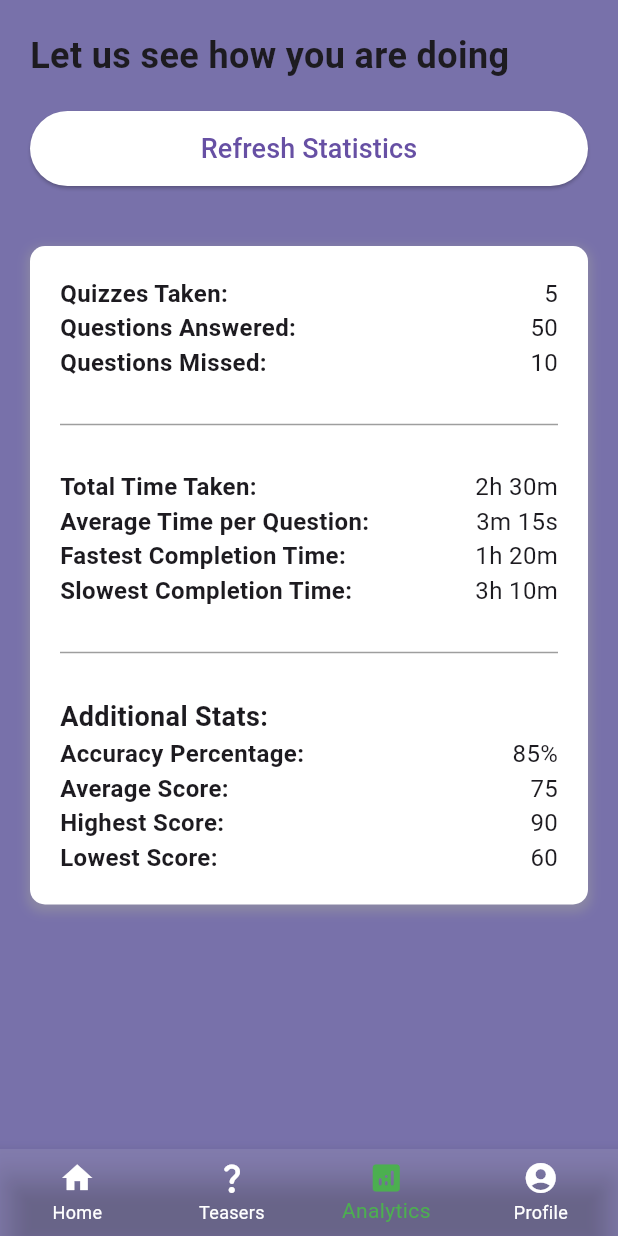
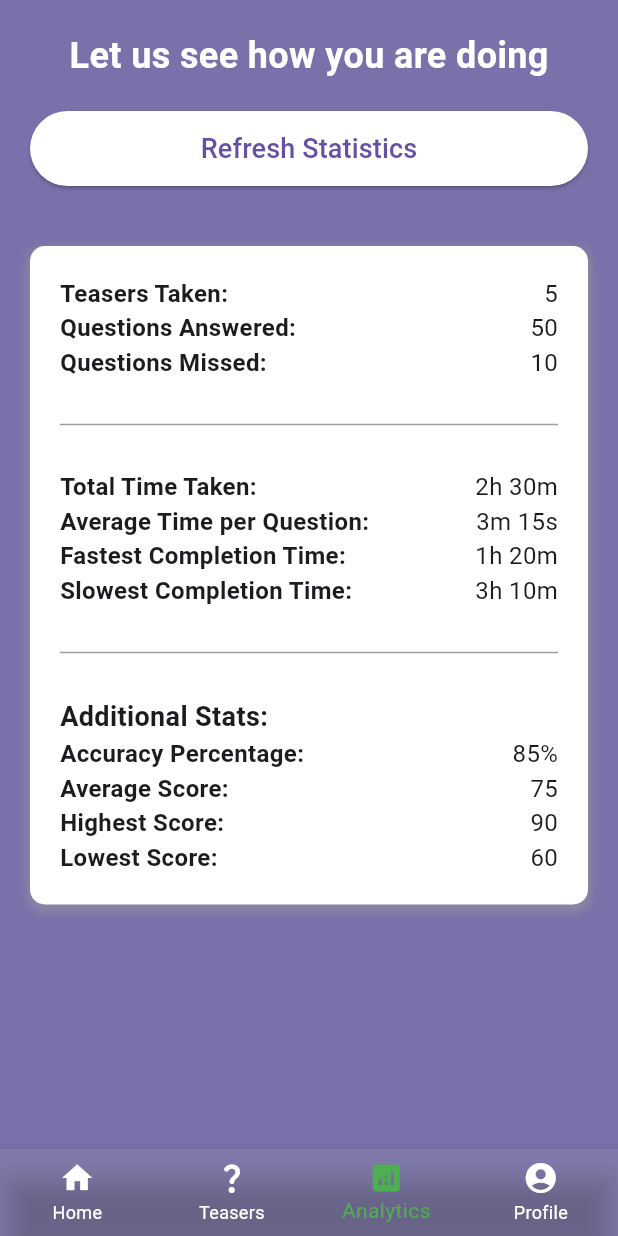
Before and after one commit to abel-begashaw/flutter-2024-proj, a Flutter app: the AnalyticsScreen screen opened by its route, on a phone screen of 412 x 824 dp. Run offline on Flutter 3.47's test engine with Material 3 defaults, Android fonts, the phone set to English and light mode, and no system bars.

Commit message:
chaned ui colors

```diff
--- a/mind_twist/lib/presentation/screens/analytics_screen.dart
+++ b/mind_twist/lib/presentation/screens/analytics_screen.dart
@@ -47,9 +47,14 @@ class _AnalyticsScreenState extends State<AnalyticsScreen> {
               child: Column(
                 crossAxisAlignment: CrossAxisAlignment.start,
                 children: [
-                  const Text(
-                    'Let us see how you are doing',
-                    style: TextStyle(fontSize: 24, fontWeight: FontWeight.bold),
+                  const Center(
+                    child: Text(
+                      'Let us see how you are doing',
+                      style: TextStyle(
+                          fontSize: 24,
+                          fontWeight: FontWeight.bold,
+                          color: Colors.white),
+                    ),
                   ),
                   const SizedBox(height: 20),
                   ElevatedButton(
@@ -58,9 +63,9 @@ class _AnalyticsScreenState extends State<AnalyticsScreen> {
                     },
                     style: ElevatedButton.styleFrom(
                       backgroundColor: Colors.white,
-                      minimumSize: Size(double.infinity, 50),
+                      minimumSize: const Size(double.infinity, 50),
                     ),
-                    child: Text(
+                    child: const Text(
                       'Refresh Statistics',
                       style: TextStyle(fontSize: 18),
                     ),
@@ -84,7 +89,7 @@ class _AnalyticsScreenState extends State<AnalyticsScreen> {
                       child: Column(
                         crossAxisAlignment: CrossAxisAlignment.start,
                         children: [
-                          _buildStatItem('Quizzes Taken:', '5'),
+                          _buildStatItem('Teasers Taken:', '5'),
                           _buildStatItem('Questions Answered:', '50'),
                           _buildStatItem('Questions Missed:', '10'),
                           const SizedBox(height: 20),
@@ -152,11 +157,11 @@ class _AnalyticsScreenState extends State<AnalyticsScreen> {
       children: [
         Text(
           label,
-          style: TextStyle(fontSize: 16, fontWeight: FontWeight.bold),
+          style: const TextStyle(fontSize: 16, fontWeight: FontWeight.bold),
         ),
         Text(
           value,
-          style: TextStyle(fontSize: 16),
+          style: const TextStyle(fontSize: 16),
         ),
       ],
     );
```
